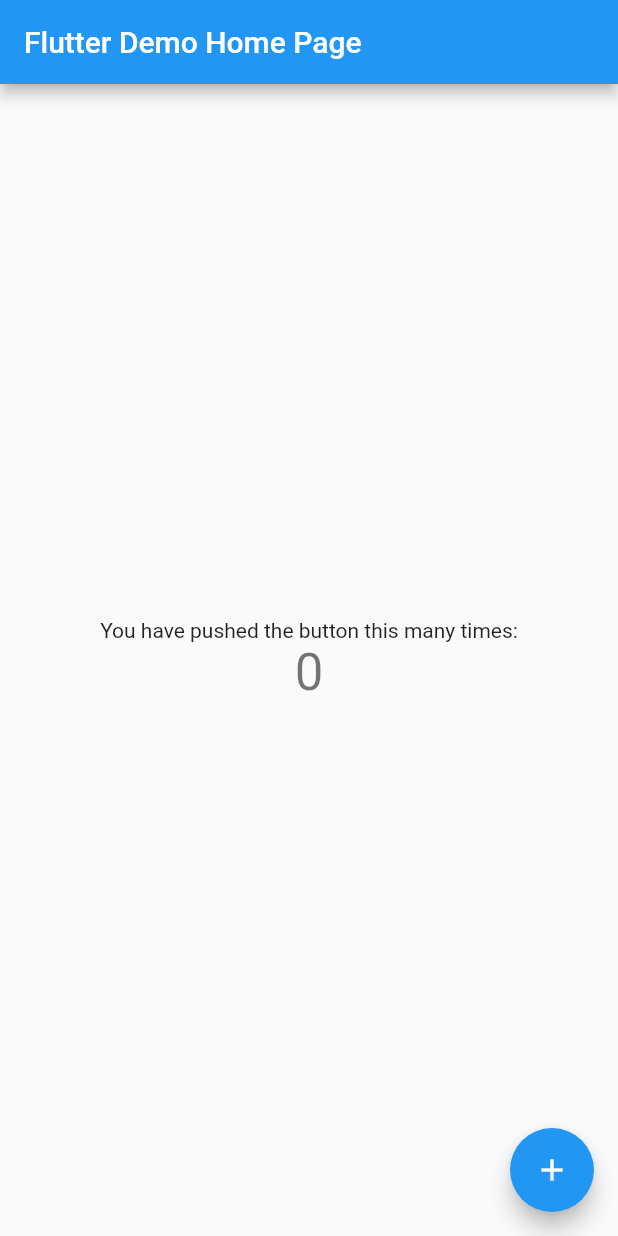
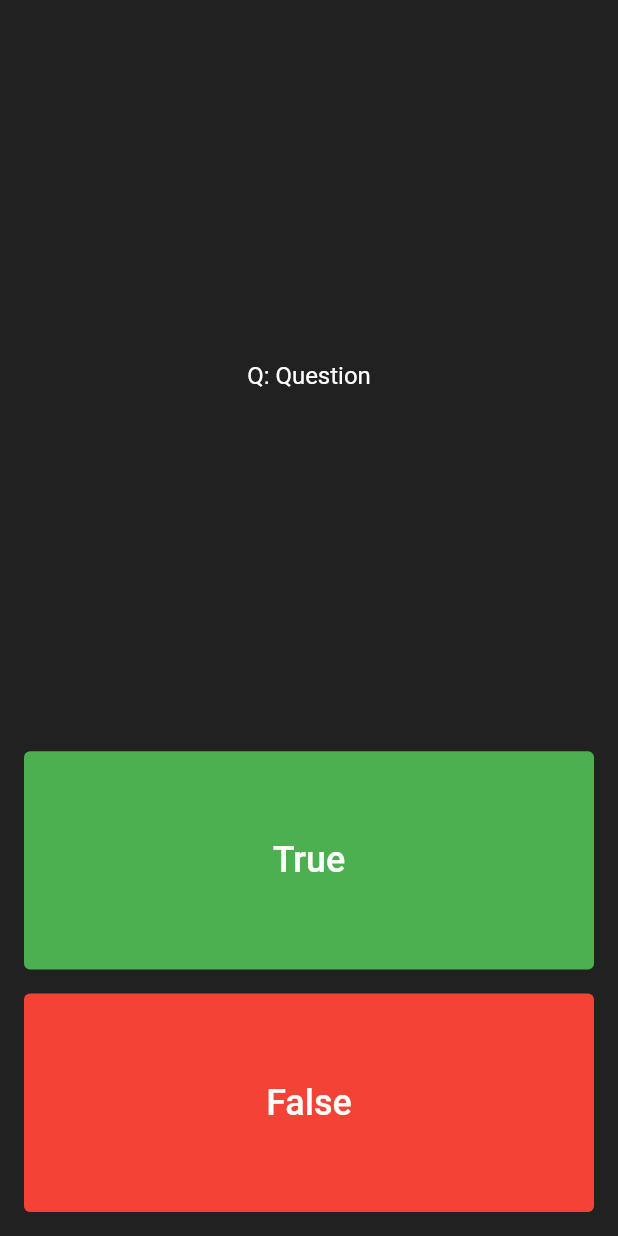
Before and after one commit to KoopaEater/quizzler, a Flutter app: the screen it shows after launch, on a phone screen of 412 x 824 dp. Run offline on Flutter 3.47's test engine with Material 2 defaults, Android fonts, the phone set to English and light mode, and no system bars.

Commit message:
Main layout is created

```diff
--- a/lib/main.dart
+++ b/lib/main.dart
@@ -1,115 +1,121 @@
 import 'package:flutter/material.dart';
 
-void main() {
-  runApp(const MyApp());
-}
+void main() => runApp(QuizzlerApp());
 
-class MyApp extends StatelessWidget {
-  const MyApp({super.key});
 
-  // This widget is the root of your application.
+class QuizzlerApp extends StatelessWidget {
   @override
   Widget build(BuildContext context) {
     return MaterialApp(
-      title: 'Flutter Demo',
-      theme: ThemeData(
-        // This is the theme of your application.
-        //
-        // Try running your application with "flutter run". You'll see the
-        // application has a blue toolbar. Then, without quitting the app, try
-        // changing the primarySwatch below to Colors.green and then invoke
-        // "hot reload" (press "r" in the console where you ran "flutter run",
-        // or simply save your changes to "hot reload" in a Flutter IDE).
-        // Notice that the counter didn't reset back to zero; the application
-        // is not restarted.
-        primarySwatch: Colors.blue,
+      home: Scaffold(
+        backgroundColor: Colors.grey[900],
+        body: SafeArea(
+          child: Padding(
+            padding: const EdgeInsets.all(8.0),
+            child: Quizzler(),
+          ),
+        ),
       ),
-      home: const MyHomePage(title: 'Flutter Demo Home Page'),
+    );;
+  }
+}
+
+class Quizzler extends StatefulWidget {
+  const Quizzler({Key? key}) : super(key: key);
+
+  @override
+  State<Quizzler> createState() => _QuizzlerState();
+}
+
+class _QuizzlerState extends State<Quizzler> {
+
+  String question = 'Question';
+  List<Icon> scoreKeeper = [];
+
+  @override
+  Widget build(BuildContext context) {
+    return Column(
+      mainAxisAlignment: MainAxisAlignment.spaceBetween,
+      crossAxisAlignment: CrossAxisAlignment.stretch,
+      children: [
+        Expanded(
+          flex: 3,
+          child: Container(
+            child: Center(
+              child: Text(
+                'Q: $question',
+                style: TextStyle(
+                  color: Colors.white,
+                  fontSize: 16,
+                ),
+              ),
+            ),
+          ),
+        ),
+        Expanded(
+          flex: 1,
+          child: Padding(
+            padding: const EdgeInsets.all(8.0),
+            child: TextButton(
+              onPressed: () {
+                print('True button');
+                setState(() {
+                  question = 'True';
+                  scoreKeeper.add(
+                    Icon(
+                      Icons.check,
+                      color: Colors.green,
+                    ),
+                  );
+                });
+              },
+              child: Text(
+                'True',
+                style: TextStyle(
+                  color: Colors.white,
+                  fontSize: 24,
+                ),
+              ),
+              style: ButtonStyle(
+                backgroundColor: MaterialStatePropertyAll(Colors.green),
+              ),
+            ),
+          ),
+        ),
+        Expanded(
+          flex: 1,
+          child: Padding(
+            padding: const EdgeInsets.all(8.0),
+            child: TextButton(
+              onPressed: () {
+                print('False button');
+                setState(() {
+                  question = 'False';
+                  scoreKeeper.add(
+                    Icon(
+                      Icons.close,
+                      color: Colors.red,
+                    ),
+                  );
+                });
+              },
+              child: Text(
+                'False',
+                style: TextStyle(
+                  color: Colors.white,
+                  fontSize: 24,
+                ),
+              ),
+              style: ButtonStyle(
+                backgroundColor: MaterialStatePropertyAll(Colors.red),
+              ),
+            ),
+          ),
+        ),
+        Row(
+          children: scoreKeeper,
+        ),
+      ],
     );
   }
 }
-
-class MyHomePage extends StatefulWidget {
-  const MyHomePage({super.key, required this.title});
-
-  // This widget is the home page of your application. It is stateful, meaning
-  // that it has a State object (defined below) that contains fields that affect
-  // how it looks.
-
-  // This class is the configuration for the state. It holds the values (in this
-  // case the title) provided by the parent (in this case the App widget) and
-  // used by the build method of the State. Fields in a Widget subclass are
-  // always marked "final".
-
-  final String title;
-
-  @override
-  State<MyHomePage> createState() => _MyHomePageState();
-}
-
-class _MyHomePageState extends State<MyHomePage> {
-  int _counter = 0;
-
-  void _incrementCounter() {
-    setState(() {
-      // This call to setState tells the Flutter framework that something has
-      // changed in this State, which causes it to rerun the build method below
-      // so that the display can reflect the updated values. If we changed
-      // _counter without calling setState(), then the build method would not be
-      // called again, and so nothing would appear to happen.
-      _counter++;
-    });
-  }
-
-  @override
-  Widget build(BuildContext context) {
-    // This method is rerun every time setState is called, for instance as done
-    // by the _incrementCounter method above.
-    //
-    // The Flutter framework has been optimized to make rerunning build methods
-    // fast, so that you can just rebuild anything that needs updating rather
-    // than having to individually change instances of widgets.
-    return Scaffold(
-      appBar: AppBar(
-        // Here we take the value from the MyHomePage object that was created by
-        // the App.build method, and use it to set our appbar title.
-        title: Text(widget.title),
-      ),
-      body: Center(
-        // Center is a layout widget. It takes a single child and positions it
-        // in the middle of the parent.
-        child: Column(
-          // Column is also a layout widget. It takes a list of children and
-          // arranges them vertically. By default, it sizes itself to fit its
-          // children horizontally, and tries to be as tall as its parent.
-          //
-          // Invoke "debug painting" (press "p" in the console, choose the
-          // "Toggle Debug Paint" action from the Flutter Inspector in Android
-          // Studio, or the "Toggle Debug Paint" command in Visual Studio Code)
-          // to see the wireframe for each widget.
-          //
-          // Column has various properties to control how it sizes itself and
-          // how it positions its children. Here we use mainAxisAlignment to
-          // center the children vertically; the main axis here is the vertical
-          // axis because Columns are vertical (the cross axis would be
-          // horizontal).
-          mainAxisAlignment: MainAxisAlignment.center,
-          children: <Widget>[
-            const Text(
-              'You have pushed the button this many times:',
-            ),
-            Text(
-              '$_counter',
-              style: Theme.of(context).textTheme.headlineMedium,
-            ),
-          ],
-        ),
-      ),
-      floatingActionButton: FloatingActionButton(
-        onPressed: _incrementCounter,
-        tooltip: 'Increment',
-        child: const Icon(Icons.add),
-      ), // This trailing comma makes auto-formatting nicer for build methods.
-    );
-  }
-}
```
